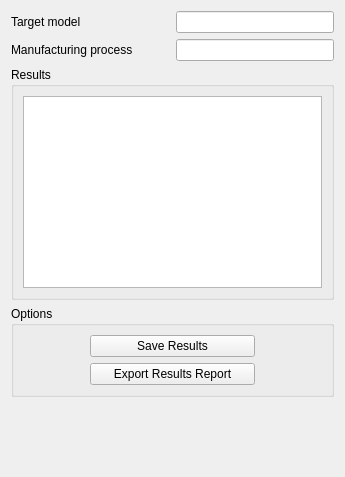
Before: the Qt Designer form gui/resources/ui/task_results.ui in ryankembrey/FreeCAD-DFM-Workbench, drawn with Qt 5.
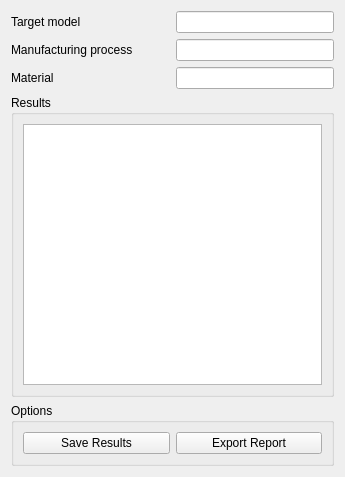
After: the same form once the commit is applied.

Commit message: Results in GUI. YAML process files with materials. Analysis runner. GUI tweaks.

```diff
--- a/gui/resources/ui/task_results.ui
+++ b/gui/resources/ui/task_results.ui
@@ -34,7 +34,25 @@
       </widget>
      </item>
      <item row="0" column="1">
-      <widget class="QLineEdit" name="leTarget"/>
+      <widget class="QLineEdit" name="leTarget">
+       <property name="toolTip">
+        <string>&lt;html&gt;&lt;head/&gt;&lt;body&gt;&lt;p&gt;The model the analysis was run on.&lt;/p&gt;&lt;/body&gt;&lt;/html&gt;</string>
+       </property>
+      </widget>
+     </item>
+     <item row="2" column="0">
+      <widget class="QLabel" name="lMaterial">
+       <property name="text">
+        <string>Material</string>
+       </property>
+      </widget>
+     </item>
+     <item row="2" column="1">
+      <widget class="QLineEdit" name="leMaterial">
+       <property name="toolTip">
+        <string>&lt;html&gt;&lt;head/&gt;&lt;body&gt;&lt;p&gt;The material of the design.&lt;/p&gt;&lt;p&gt;&lt;br/&gt;&lt;/p&gt;&lt;p&gt;This may affect parameters the design is checked against, such as minimum thickness. &lt;/p&gt;&lt;p&gt;The parameters are editable in the Rule Manager.&lt;/p&gt;&lt;/body&gt;&lt;/html&gt;</string>
+       </property>
+      </widget>
      </item>
     </layout>
    </item>
@@ -62,7 +80,17 @@
      <layout class="QVBoxLayout" name="verticalLayout_2">
       <item>
        <layout class="QGridLayout" name="gridLayout_2">
-        <item row="1" column="0">
+        <item row="0" column="0">
+         <widget class="QPushButton" name="pbSaveResults">
+          <property name="toolTip">
+           <string>&lt;html&gt;&lt;head/&gt;&lt;body&gt;&lt;p&gt;Saves the results to a local file so that the results can be reviewed later.&lt;/p&gt;&lt;/body&gt;&lt;/html&gt;</string>
+          </property>
+          <property name="text">
+           <string>Save Results</string>
+          </property>
+         </widget>
+        </item>
+        <item row="0" column="1">
          <widget class="QPushButton" name="pbExportResults">
           <property name="maximumSize">
            <size>
@@ -70,15 +98,11 @@
             <height>16777215</height>
            </size>
           </property>
-          <property name="text">
-           <string>Export Results Report</string>
+          <property name="toolTip">
+           <string>&lt;html&gt;&lt;head/&gt;&lt;body&gt;&lt;p&gt;Exports a report of the DFM analysis results to a CSV file to be viewed in a spreadsheet editor.&lt;/p&gt;&lt;/body&gt;&lt;/html&gt;</string>
           </property>
-         </widget>
-        </item>
-        <item row="0" column="0">
-         <widget class="QPushButton" name="pbSaveResults">
           <property name="text">
-           <string>Save Results</string>
+           <string>Export Report</string>
           </property>
          </widget>
         </item>
@@ -87,19 +111,6 @@
      </layout>
     </widget>
    </item>
-   <item>
-    <spacer name="verticalSpacer">
-     <property name="orientation">
-      <enum>Qt::Vertical</enum>
-     </property>
-     <property name="sizeHint" stdset="0">
-      <size>
-       <width>20</width>
-       <height>40</height>
-      </size>
-     </property>
-    </spacer>
-   </item>
   </layout>
  </widget>
  <resources/>
```
Left out of the diff: 6 changed lines with no effect on the pictures. The commit also changes 20 other files.
